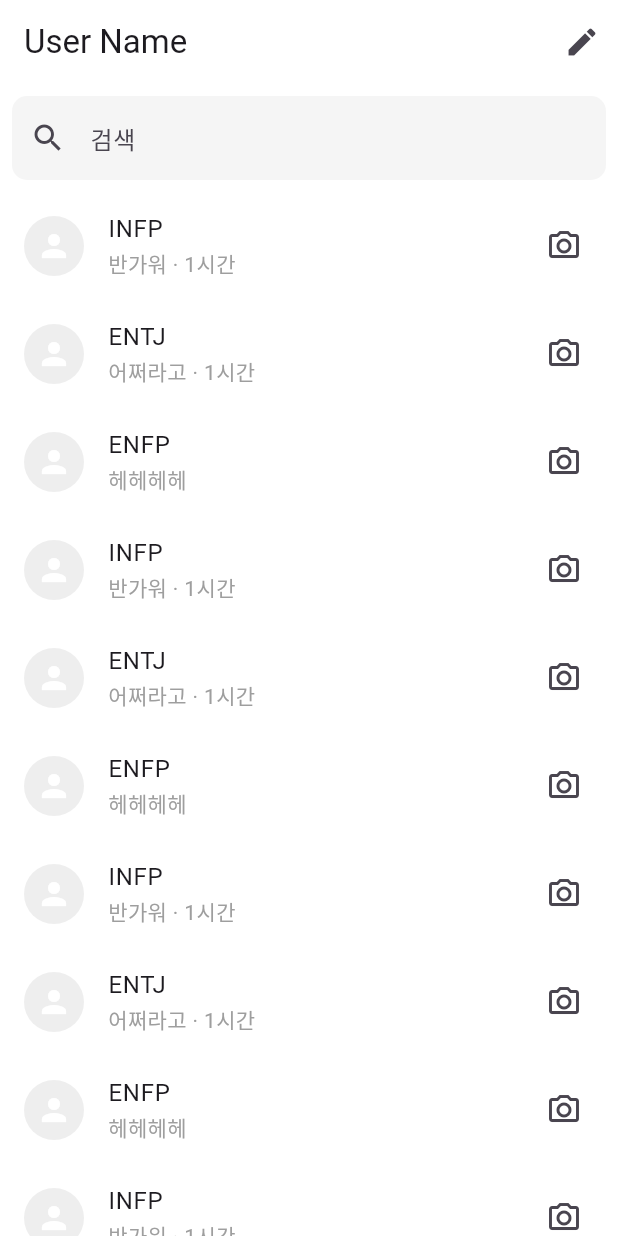
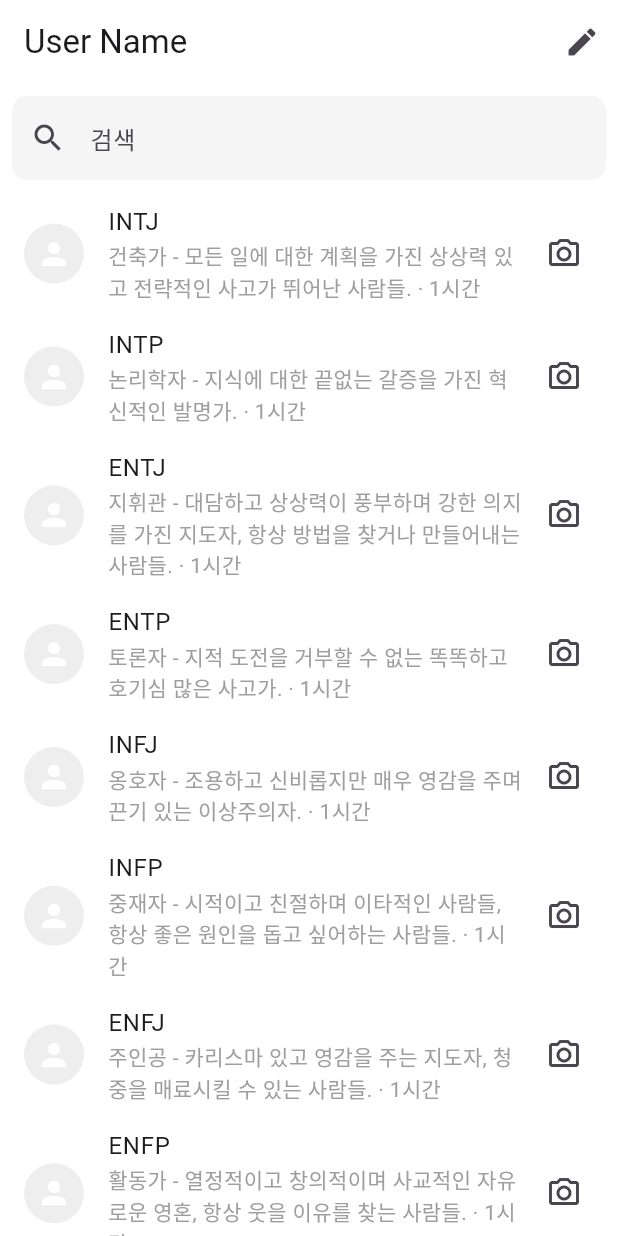
Before and after one commit to MeotJH/somebti_front, a Flutter app: the screen it shows after launch, on a phone screen of 412 x 824 dp. Run offline on Flutter 3.47's test engine with Material 3 defaults, Android fonts, the phone set to English and light mode, and no system bars; our stand-ins replace dio, go_router.

Commit message:
refactor 채팅목록 리스트 부분 상수클래스로 변경

```diff
--- /dev/null
+++ b/lib/constants/mbti_constant.dart
@@ -0,0 +1,77 @@
+// mbti_constants.dart
+
+class MbtiConstant {
+  static const String INTJ = 'INTJ';
+  static const String INTP = 'INTP';
+  static const String ENTJ = 'ENTJ';
+  static const String ENTP = 'ENTP';
+  static const String INFJ = 'INFJ';
+  static const String INFP = 'INFP';
+  static const String ENFJ = 'ENFJ';
+  static const String ENFP = 'ENFP';
+  static const String ISTJ = 'ISTJ';
+  static const String ISFJ = 'ISFJ';
+  static const String ESTJ = 'ESTJ';
+  static const String ESFJ = 'ESFJ';
+  static const String ISTP = 'ISTP';
+  static const String ISFP = 'ISFP';
+  static const String ESTP = 'ESTP';
+  static const String ESFP = 'ESFP';
+
+  static const List<String> types = [
+    INTJ,
+    INTP,
+    ENTJ,
+    ENTP,
+    INFJ,
+    INFP,
+    ENFJ,
+    ENFP,
+    ISTJ,
+    ISFJ,
+    ESTJ,
+    ESFJ,
+    ISTP,
+    ISFP,
+    ESTP,
+    ESFP,
+  ];
+
+  // static const Map<String, String> descriptions = {
+  //   INTJ: 'Architect - Imaginative and strategic thinkers, with a plan for everything.',
+  //   INTP: 'Logician - Innovative inventors with an unquenchable thirst for knowledge.',
+  //   ENTJ: 'Commander - Bold, imaginative and strong-willed leaders, always finding a way – or making one.',
+  //   ENTP: 'Debater - Smart and curious thinkers who cannot resist an intellectual challenge.',
+  //   INFJ: 'Advocate - Quiet and mystical, yet very inspiring and tireless idealists.',
+  //   INFP: 'Mediator - Poetic, kind and altruistic people, always eager to help a good cause.',
+  //   ENFJ: 'Protagonist - Charismatic and inspiring leaders, able to mesmerize their listeners.',
+  //   ENFP: 'Campaigner - Enthusiastic, creative and sociable free spirits, who can always find a reason to smile.',
+  //   ISTJ: 'Logistician - Practical and fact-minded individuals, whose reliability cannot be doubted.',
+  //   ISFJ: 'Defender - Very dedicated and warm protectors, always ready to defend their loved ones.',
+  //   ESTJ: 'Executive - Excellent administrators, unsurpassed at managing things – or people.',
+  //   ESFJ: 'Consul - Extraordinarily caring, social and popular people, always eager to help.',
+  //   ISTP: 'Virtuoso - Bold and practical experimenters, masters of all kinds of tools.',
+  //   ISFP: 'Adventurer - Flexible and charming artists, always ready to explore and experience something new.',
+  //   ESTP: 'Entrepreneur - Smart, energetic and very perceptive people, who truly enjoy living on the edge.',
+  //   ESFP: 'Entertainer - Spontaneous, energetic and enthusiastic people – life is never boring around them.',
+  // };
+
+  static const Map<String, String> descriptions = {
+    'INTJ': '건축가 - 모든 일에 대한 계획을 가진 상상력 있고 전략적인 사고가 뛰어난 사람들.',
+    'INTP': '논리학자 - 지식에 대한 끝없는 갈증을 가진 혁신적인 발명가.',
+    'ENTJ': '지휘관 - 대담하고 상상력이 풍부하며 강한 의지를 가진 지도자, 항상 방법을 찾거나 만들어내는 사람들.',
+    'ENTP': '토론자 - 지적 도전을 거부할 수 없는 똑똑하고 호기심 많은 사고가.',
+    'INFJ': '옹호자 - 조용하고 신비롭지만 매우 영감을 주며 끈기 있는 이상주의자.',
+    'INFP': '중재자 - 시적이고 친절하며 이타적인 사람들, 항상 좋은 원인을 돕고 싶어하는 사람들.',
+    'ENFJ': '주인공 - 카리스마 있고 영감을 주는 지도자, 청중을 매료시킬 수 있는 사람들.',
+    'ENFP': '활동가 - 열정적이고 창의적이며 사교적인 자유로운 영혼, 항상 웃을 이유를 찾는 사람들.',
+    'ISTJ': '현실주의자 - 실용적이고 사실에 중점을 둔 신뢰할 수 있는 사람들.',
+    'ISFJ': '수호자 - 매우 헌신적이고 따뜻한 보호자, 항상 사랑하는 사람들을 지킬 준비가 된 사람들.',
+    'ESTJ': '경영자 - 뛰어난 관리자, 사물이나 사람을 관리하는 데 탁월한 사람들.',
+    'ESFJ': '집정관 - 매우 자상하고 사교적이며 인기 있는 사람들, 항상 돕고 싶어하는 사람들.',
+    'ISTP': '장인 - 대담하고 실용적인 실험가, 모든 종류의 도구에 능숙한 사람들.',
+    'ISFP': '모험가 - 유연하고 매력적인 예술가, 항상 새로운 것을 탐험하고 경험할 준비가 된 사람들.',
+    'ESTP': '기업가 - 똑똑하고 활기차며 매우 예리한 사람들, 항상 극한의 삶을 즐기는 사람들.',
+    'ESFP': '연예인 - 자발적이고 활기차며 열정적인 사람들, 그들 주변은 결코 지루하지 않은 사람들.',
+  };
+}
--- a/lib/pages/direct_message_page.dart
+++ b/lib/pages/direct_message_page.dart
@@ -1,5 +1,6 @@
 import 'package:flutter/material.dart';
 import 'package:somebti_front/components/list_item.dart';
+import 'package:somebti_front/constants/mbti_constant.dart';
 
 class DirectMessagePage extends StatelessWidget {
   const DirectMessagePage({super.key});
@@ -40,68 +41,14 @@ class DirectMessagePage extends StatelessWidget {
           ),
           Expanded(
             child: ListView(
-              children: const [
-                ListItem(
-                  name: 'INFP',
-                  message: '반가워 · 1시간',
-                ),
-                ListItem(
-                  name: 'ENTJ',
-                  message: '어쩌라고 · 1시간',
-                ),
-                ListItem(
-                  name: 'ENFP',
-                  message: '헤헤헤헤',
-                ),
-                ListItem(
-                  name: 'INFP',
-                  message: '반가워 · 1시간',
-                ),
-                ListItem(
-                  name: 'ENTJ',
-                  message: '어쩌라고 · 1시간',
-                ),
-                ListItem(
-                  name: 'ENFP',
-                  message: '헤헤헤헤',
-                ),
-                ListItem(
-                  name: 'INFP',
-                  message: '반가워 · 1시간',
-                ),
-                ListItem(
-                  name: 'ENTJ',
-                  message: '어쩌라고 · 1시간',
-                ),
-                ListItem(
-                  name: 'ENFP',
-                  message: '헤헤헤헤',
-                ),
-                ListItem(
-                  name: 'INFP',
-                  message: '반가워 · 1시간',
-                ),
-                ListItem(
-                  name: 'ENTJ',
-                  message: '어쩌라고 · 1시간',
-                ),
-                ListItem(
-                  name: 'ENFP',
-                  message: '헤헤헤헤',
-                ),
-                ListItem(
-                  name: 'INFP',
-                  message: '반가워 · 1시간',
-                ),
-                ListItem(
-                  name: 'ENTJ',
-                  message: '어쩌라고 · 1시간',
-                ),
-                ListItem(
-                  name: 'ENFP',
-                  message: '헤헤헤헤',
-                ),
-              ],
+              children: MbtiConstant.types.map(
+                (type) {
+                  return ListItem(
+                    name: type,
+                    message: "${MbtiConstant.descriptions[type]} · 1시간 ",
+                  );
+                },
+              ).toList(),
             ),
           ),
         ],
```
